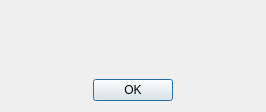
Above: about.ui from MosheWagner/luach before the change. Below: the same form after it.
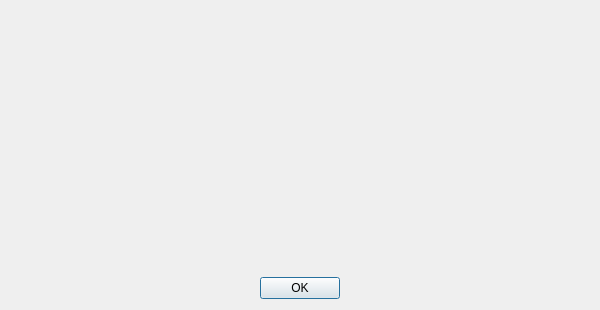
That is the form after the change.

Patch:
```diff
--- a/about.ui
+++ b/about.ui
@@ -6,10 +6,22 @@
    <rect>
     <x>0</x>
     <y>0</y>
-    <width>266</width>
-    <height>112</height>
+    <width>600</width>
+    <height>310</height>
    </rect>
   </property>
+  <property name="sizePolicy">
+   <sizepolicy hsizetype="Minimum" vsizetype="MinimumExpanding">
+    <horstretch>0</horstretch>
+    <verstretch>0</verstretch>
+   </sizepolicy>
+  </property>
+  <property name="maximumSize">
+   <size>
+    <width>600</width>
+    <height>16777215</height>
+   </size>
+  </property>
   <property name="windowTitle">
    <string>About</string>
   </property>
@@ -22,6 +34,9 @@
      <property name="text">
       <string/>
      </property>
+     <property name="wordWrap">
+      <bool>true</bool>
+     </property>
     </widget>
    </item>
    <item>
```
